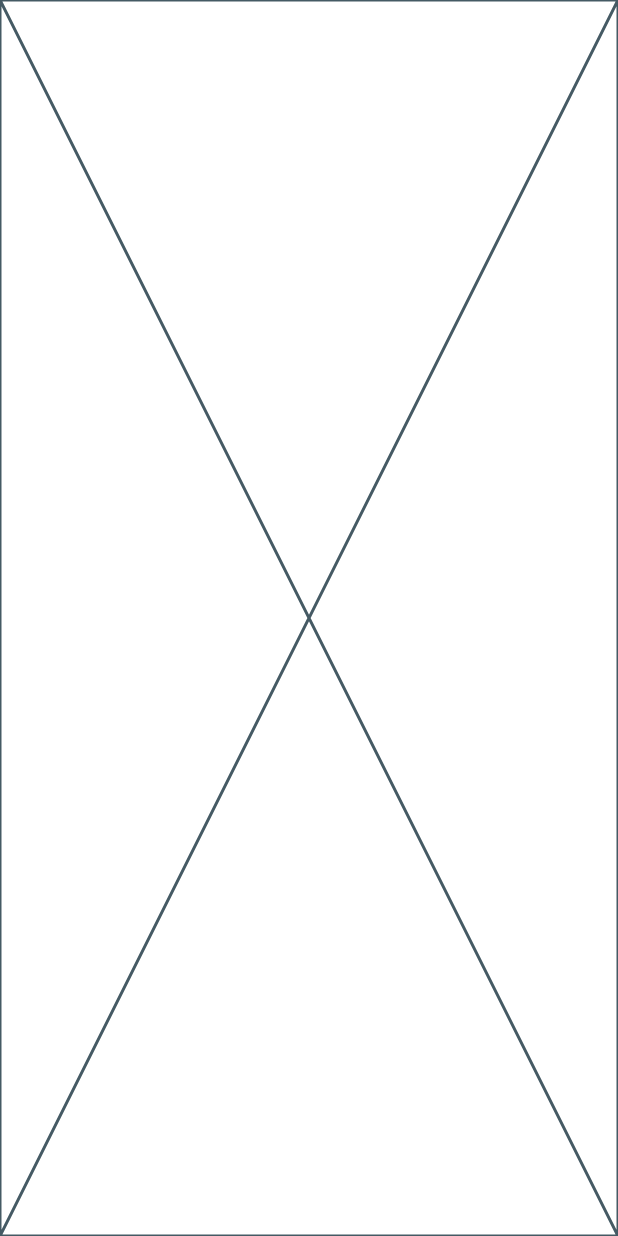
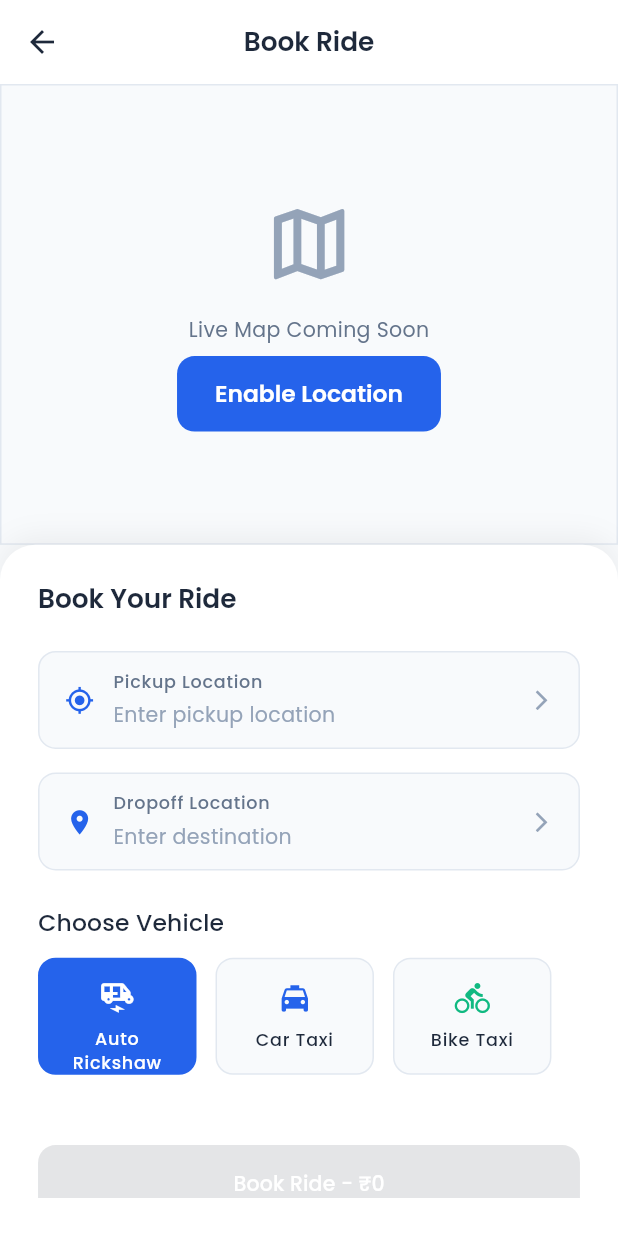
Before and after one commit to abdul-nafi/goatscave, a Flutter app: the screen it shows after launch, item 2 of the bottom bar chosen, on a phone screen of 412 x 824 dp. Run offline on Flutter 3.47's test engine with Material 3 defaults, Android fonts, the phone set to English and light mode, and no system bars; our stand-ins replace flutter_screenutil, go_router, google_fonts.

Commit message:
taxi ui tweeks

```diff
--- a/lib/core/router/app_router.dart
+++ b/lib/core/router/app_router.dart
@@ -3,6 +3,7 @@ import 'package:go_router/go_router.dart';
 import 'package:goatscave/features/home/home.dart';
 import '../../features/auth/auth.dart';
 import '../../features/grocery/grocery.dart';
+import 'package:goatscave/features/taxi/taxi.dart';
 
 import 'package:goatscave/core/core.dart';
 
@@ -32,10 +33,7 @@ class AppRouter {
         builder: (context, state) => const GroceryHomePage(),
       ),
       // 🆕 NEW ROUTES FOR SUPER APP
-      GoRoute(
-        path: "/taxi",
-        builder: (context, state) => const Placeholder(),
-      ),
+
       GoRoute(
         path: "/bus",
         builder: (context, state) =>
@@ -60,6 +58,10 @@ class AppRouter {
       ),
       GoRoute(
           path: "/profile", builder: (context, state) => const Placeholder()),
+      GoRoute(
+        path: "/taxi",
+        builder: (context, state) => const TaxiBookingScreen(),
+      )
     ],
   );
 }
--- /dev/null
+++ b/lib/features/taxi/data/data.dart
@@ -0,0 +1 @@
+export 'models/models.dart';
--- /dev/null
+++ b/lib/features/taxi/data/models/models.dart
@@ -0,0 +1 @@
+export 'ride_models.dart';
--- /dev/null
+++ b/lib/features/taxi/presentation/presentation.dart
@@ -0,0 +1 @@
+export 'screens/screen.dart';
--- /dev/null
+++ b/lib/features/taxi/presentation/screens/screen.dart
@@ -0,0 +1 @@
+export 'taxi_booking_screen.dart';
--- /dev/null
+++ b/lib/features/taxi/presentation/screens/taxi_booking_screen.dart
@@ -0,0 +1,430 @@
+import 'package:flutter/material.dart';
+import 'package:flutter_screenutil/flutter_screenutil.dart';
+import 'package:go_router/go_router.dart';
+import 'package:goatscave/core/core.dart';
+
+class TaxiBookingScreen extends StatefulWidget {
+  const TaxiBookingScreen({super.key});
+
+  @override
+  State<TaxiBookingScreen> createState() => _TaxiBookingScreenState();
+}
+
+class _TaxiBookingScreenState extends State<TaxiBookingScreen> {
+  String? pickupLocation;
+  String? dropoffLocation;
+  String selectedVehicle = 'auto';
+  double estimatedFare = 0.0;
+
+  final List<Map<String, dynamic>> vehicleTypes = [
+    {
+      'type': 'auto',
+      'name': 'Auto Rickshaw',
+      'icon': Icons.electric_rickshaw,
+      'color': AppColors.taxiColor,
+      'baseFare': 30.0,
+      'perKm': 12.0,
+    },
+    {
+      'type': 'car',
+      'name': 'Car Taxi',
+      'icon': Icons.local_taxi,
+      'color': AppColors.primary,
+      'baseFare': 50.0,
+      'perKm': 15.0,
+    },
+    {
+      'type': 'bike',
+      'name': 'Bike Taxi',
+      'icon': Icons.directions_bike,
+      'color': AppColors.secondary,
+      'baseFare': 20.0,
+      'perKm': 8.0,
+    },
+  ];
+
+  @override
+  Widget build(BuildContext context) {
+    return Scaffold(
+      appBar: AppBar(
+        title: Text(
+          'Book Ride',
+          style: Theme.of(context).textTheme.titleLarge,
+        ),
+        leading: IconButton(
+          icon: const Icon(Icons.arrow_back, color: AppColors.textPrimary),
+          onPressed: () => context.go('/home'),
+        ),
+        backgroundColor: AppColors.surface,
+        elevation: 0,
+      ),
+      body: Column(
+        children: [
+          // Map Placeholder
+          Expanded(
+            flex: 2,
+            child: Container(
+              width: double.infinity,
+              decoration: BoxDecoration(
+                color: AppColors.background,
+                border: Border.all(color: AppColors.border),
+              ),
+              child: Column(
+                mainAxisAlignment: MainAxisAlignment.center,
+                children: [
+                  Icon(
+                    Icons.map_outlined,
+                    size: 64.sp,
+                    color: AppColors.textTertiary,
+                  ),
+                  SizedBox(height: 16.h),
+                  Text(
+                    'Live Map Coming Soon',
+                    style: Theme.of(context).textTheme.bodyMedium?.copyWith(
+                          color: AppColors.textSecondary,
+                        ),
+                  ),
+                  SizedBox(height: 8.h),
+                  ElevatedButton(
+                    onPressed: () {
+                      // TODO: Implement map integration
+                      _showComingSoonDialog(context);
+                    },
+                    style: ElevatedButton.styleFrom(
+                      backgroundColor: AppColors.taxiColor,
+                      foregroundColor: AppColors.textInverse,
+                    ),
+                    child: Text('Enable Location'),
+                  ),
+                ],
+              ),
+            ),
+          ),
+
+          // Booking Form
+          Expanded(
+            flex: 3,
+            child: Container(
+              width: double.infinity,
+              padding: EdgeInsets.all(24.w),
+              decoration: BoxDecoration(
+                color: AppColors.surface,
+                borderRadius: BorderRadius.only(
+                  topLeft: Radius.circular(24.r),
+                  topRight: Radius.circular(24.r),
+                ),
+                boxShadow: [
+                  BoxShadow(
+                    color: AppColors.shadow,
+                    blurRadius: 16.r,
+                    offset: Offset(0, -4.h),
+                  ),
+                ],
+              ),
+              child: SingleChildScrollView(
+                child: Column(
+                  crossAxisAlignment: CrossAxisAlignment.start,
+                  children: [
+                    Text(
+                      'Book Your Ride',
+                      style: Theme.of(context).textTheme.titleLarge,
+                    ),
+                    SizedBox(height: 24.h),
+
+                    // Pickup Location
+                    _buildLocationField(
+                      context,
+                      label: 'Pickup Location',
+                      hint: 'Enter pickup location',
+                      icon: Icons.my_location,
+                      onTap: () => _selectLocation(context, isPickup: true),
+                    ),
+                    SizedBox(height: 16.h),
+
+                    // Dropoff Location
+                    _buildLocationField(
+                      context,
+                      label: 'Dropoff Location',
+                      hint: 'Enter destination',
+                      icon: Icons.location_on,
+                      onTap: () => _selectLocation(context, isPickup: false),
+                    ),
+                    SizedBox(height: 24.h),
+
+                    // Vehicle Type Selection
+                    Text(
+                      'Choose Vehicle',
+                      style: Theme.of(context).textTheme.titleMedium,
+                    ),
+                    SizedBox(height: 12.h),
+                    _buildVehicleSelection(),
+                    SizedBox(height: 24.h),
+
+                    // Fare Estimate
+                    if (estimatedFare > 0) _buildFareEstimate(),
+                    SizedBox(height: 24.h),
+
+                    // Book Button
+                    SizedBox(
+                      width: double.infinity,
+                      child: ElevatedButton(
+                        onPressed: _canBookRide() ? _bookRide : null,
+                        style: ElevatedButton.styleFrom(
+                          backgroundColor: AppColors.taxiColor,
+                          foregroundColor: AppColors.textInverse,
+                          padding: EdgeInsets.symmetric(vertical: 16.h),
+                        ),
+                        child: Text(
+                          'Book Ride - ₹${estimatedFare.toStringAsFixed(0)}',
+                          style: Theme.of(context).textTheme.labelLarge,
+                        ),
+                      ),
+                    ),
+                  ],
+                ),
+              ),
+            ),
+          ),
+        ],
+      ),
+    );
+  }
+
+  Widget _buildLocationField(
+    BuildContext context, {
+    required String label,
+    required String hint,
+    required IconData icon,
+    required VoidCallback onTap,
+  }) {
+    return GestureDetector(
+      onTap: onTap,
+      child: Container(
+        padding: EdgeInsets.symmetric(horizontal: 16.w, vertical: 12.h),
+        decoration: BoxDecoration(
+          color: AppColors.background,
+          borderRadius: BorderRadius.circular(12.r),
+          border: Border.all(color: AppColors.border),
+        ),
+        child: Row(
+          children: [
+            Icon(icon, color: AppColors.primary, size: 20.sp),
+            SizedBox(width: 12.w),
+            Expanded(
+              child: Column(
+                crossAxisAlignment: CrossAxisAlignment.start,
+                children: [
+                  Text(
+                    label,
+                    style: Theme.of(context).textTheme.labelMedium?.copyWith(
+                          color: AppColors.textSecondary,
+                        ),
+                  ),
+                  SizedBox(height: 4.h),
+                  Text(
+                    hint,
+                    style: Theme.of(context).textTheme.bodyMedium?.copyWith(
+                          color: AppColors.textTertiary,
+                        ),
+                  ),
+                ],
+              ),
+            ),
+            Icon(Icons.arrow_forward_ios,
+                color: AppColors.textTertiary, size: 16.sp),
+          ],
+        ),
+      ),
+    );
+  }
+
+  Widget _buildVehicleSelection() {
+    return SizedBox(
+      height: 80.h,
+      child: ListView.separated(
+        scrollDirection: Axis.horizontal,
+        itemCount: vehicleTypes.length,
+        separatorBuilder: (context, index) => SizedBox(width: 12.w),
+        itemBuilder: (context, index) {
+          final vehicle = vehicleTypes[index];
+          final isSelected = selectedVehicle == vehicle['type'];
+
+          return GestureDetector(
+            onTap: () {
+              setState(() {
+                selectedVehicle = vehicle['type'] as String;
+                _calculateFare();
+              });
+            },
+            child: Container(
+              width: 100.w,
+              padding: EdgeInsets.all(12.w),
+              decoration: BoxDecoration(
+                color: isSelected
+                    ? vehicle['color'] as Color
+                    : AppColors.background,
+                borderRadius: BorderRadius.circular(12.r),
+                border: Border.all(
+                  color:
+                      isSelected ? vehicle['color'] as Color : AppColors.border,
+                  width: isSelected ? 2 : 1,
+                ),
+              ),
+              child: Column(
+                mainAxisAlignment: MainAxisAlignment.center,
+                children: [
+                  Icon(
+                    vehicle['icon'] as IconData,
+                    color: isSelected
+                        ? AppColors.textInverse
+                        : vehicle['color'] as Color,
+                    size: 24.sp,
+                  ),
+                  SizedBox(height: 8.h),
+                  Text(
+                    vehicle['name'] as String,
+                    style: Theme.of(context).textTheme.labelMedium?.copyWith(
+                          color: isSelected
+                              ? AppColors.textInverse
+                              : AppColors.textPrimary,
+                          fontWeight: FontWeight.w500,
+                        ),
+                    textAlign: TextAlign.center,
+                    maxLines: 2,
+                  ),
+                ],
+              ),
+            ),
+          );
+        },
+      ),
+    );
+  }
+
+  Widget _buildFareEstimate() {
+    final vehicle =
+        vehicleTypes.firstWhere((v) => v['type'] == selectedVehicle);
+
+    return Container(
+      padding: EdgeInsets.all(16.w),
+      decoration: BoxDecoration(
+        color: AppColors.background,
+        borderRadius: BorderRadius.circular(12.r),
+        border: Border.all(color: AppColors.border),
+      ),
+      child: Row(
+        mainAxisAlignment: MainAxisAlignment.spaceBetween,
+        children: [
+          Column(
+            crossAxisAlignment: CrossAxisAlignment.start,
+            children: [
+              Text(
+                'Estimated Fare',
+                style: Theme.of(context).textTheme.labelMedium?.copyWith(
+                      color: AppColors.textSecondary,
+                    ),
+              ),
+              SizedBox(height: 4.h),
+              Text(
+                '₹${estimatedFare.toStringAsFixed(0)}',
+                style: Theme.of(context).textTheme.titleLarge?.copyWith(
+                      color: AppColors.taxiColor,
+                    ),
+              ),
+            ],
+          ),
+          Column(
+            crossAxisAlignment: CrossAxisAlignment.end,
+            children: [
+              Text(
+                vehicle['name'] as String,
+                style: Theme.of(context).textTheme.labelMedium?.copyWith(
+                      color: AppColors.textSecondary,
+                    ),
+              ),
+              SizedBox(height: 4.h),
+              Text(
+                'Base: ₹${vehicle['baseFare']}',
+                style: Theme.of(context).textTheme.bodySmall?.copyWith(
+                      color: AppColors.textTertiary,
+                    ),
+              ),
+            ],
+          ),
+        ],
+      ),
+    );
+  }
+
+  bool _canBookRide() {
+    return pickupLocation != null &&
+        dropoffLocation != null &&
+        estimatedFare > 0;
+  }
+
+  void _selectLocation(BuildContext context, {required bool isPickup}) {
+    // TODO: Implement location selection with Google Places API
+    _showComingSoonDialog(context);
+
+    // For demo purposes, set dummy locations
+    setState(() {
+      if (isPickup) {
+        pickupLocation = 'Kochi, Kerala';
+      } else {
+        dropoffLocation = 'Marine Drive, Kochi';
+      }
+      _calculateFare();
+    });
+  }
+
+  void _calculateFare() {
+    if (pickupLocation != null && dropoffLocation != null) {
+      final vehicle =
+          vehicleTypes.firstWhere((v) => v['type'] == selectedVehicle);
+      // Simple fare calculation: base fare + (distance * per km rate)
+      // For demo, using fixed distance of 5km
+      const distance = 5.0;
+      setState(() {
+        estimatedFare = (vehicle['baseFare'] as double) +
+            (distance * (vehicle['perKm'] as double));
+      });
+    }
+  }
+
+  void _bookRide() {
+    // TODO: Implement actual booking logic
+    showDialog(
+      context: context,
+      builder: (context) => AlertDialog(
+        title: Text('Ride Booked!'),
+        content: Text(
+            'Your ${vehicleTypes.firstWhere((v) => v['type'] == selectedVehicle)['name']} is on the way!'),
+        actions: [
+          TextButton(
+            onPressed: () {
+              Navigator.pop(context);
+              context.go('/home');
+            },
+            child: Text('OK'),
+          ),
+        ],
+      ),
+    );
+  }
+
+  void _showComingSoonDialog(BuildContext context) {
+    showDialog(
+      context: context,
+      builder: (context) => AlertDialog(
+        title: Text('Feature Coming Soon'),
+        content: Text('This feature will be available in the next update.'),
+        actions: [
+          TextButton(
+            onPressed: () => Navigator.pop(context),
+            child: Text('OK'),
+          ),
+        ],
+      ),
+    );
+  }
+}
--- /dev/null
+++ b/lib/features/taxi/taxi.dart
@@ -0,0 +1,2 @@
+export 'presentation/presentation.dart';
+export 'data/data.dart';
```
Also changed, not shown: lib/features/taxi/data/models/ride_models.dart (added, +19 -0 lines).
